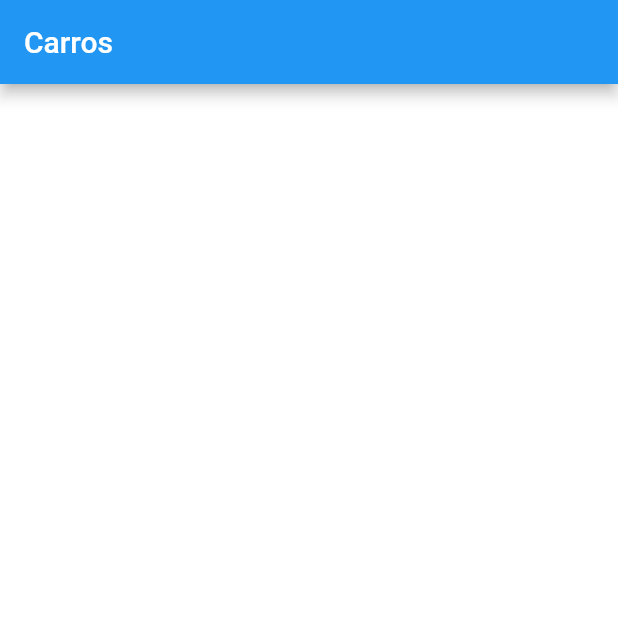
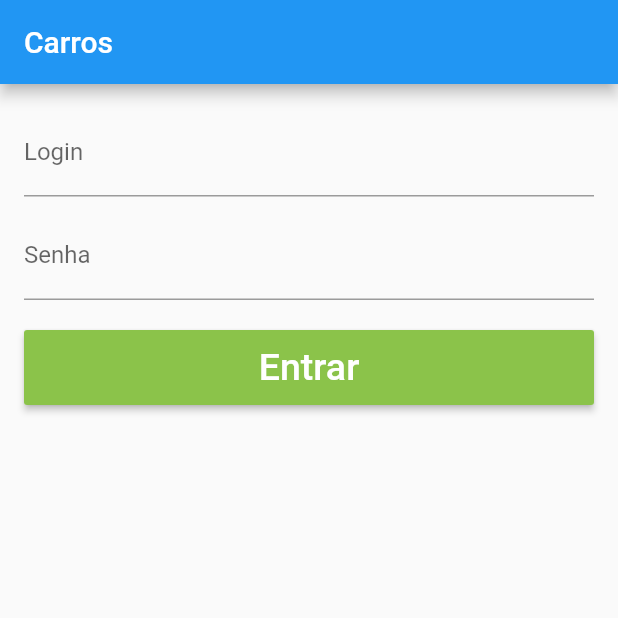
Before and after one commit to Leonardob14/flutterCarros, a Flutter app: the screen it shows after launch, on a phone screen of 412 x 824 dp, the top half of it. Run offline on Flutter 3.47's test engine with Material 2 defaults, Android fonts, the phone set to English and light mode, and no system bars.

Commit message:
validate login

```diff
--- a/carros/lib/pages/login_page.dart
+++ b/carros/lib/pages/login_page.dart
@@ -1,6 +1,12 @@
 import 'package:flutter/material.dart';
+import 'package:flutter/painting.dart';
+import 'package:flutter/widgets.dart';
 
 class LoginPage extends StatelessWidget {
+  final _tLogin = TextEditingController();
+  final _tSenha = TextEditingController();
+  final _formKey = GlobalKey<FormState>();
+
   @override
   Widget build(BuildContext context) {
     return Scaffold(
@@ -12,8 +18,84 @@ class LoginPage extends StatelessWidget {
   }
 
   _body() {
-    return Container(
-      color: Colors.white,
+    return Form(
+      key: _formKey,
+      child: Container(
+        padding: EdgeInsets.all(16),
+        child: ListView(
+          children: <Widget>[
+            _text("Login","Informe o login", controller: _tLogin, validator: _validadeLogin),
+            SizedBox(height: 10),
+           _text("Senha","Digite sua senha",
+             controller: _tSenha, password: true, validator: _validadeSenha ),
+            SizedBox(height: 20,),
+            _button("Entrar", _onClickLogin)
+          ],
+        ),
+      ),
     );
   }
+
+   _text(String label, String hint,{bool password = false, TextEditingController controller,FormFieldValidator<String> validator}) {
+    return TextFormField(
+      controller: controller,
+      obscureText: password ,
+          validator: validator,
+          decoration: InputDecoration(
+            labelText: label,
+            labelStyle: TextStyle(
+              fontSize: 16,
+//                color: Colors.white
+            ),
+            hintText: hint,
+            hintStyle: TextStyle(
+                fontSize: 12
+            ),
+          ),
+        );
+  }
+
+  Container _button(text, Function onPressed) {
+    return Container(
+      height: 50,
+      child: RaisedButton(
+        color: Colors.lightGreen,
+        child: Text(
+          text,
+          style: TextStyle(
+            color: Colors.white,
+            fontSize: 25,
+          ),
+        ),
+        onPressed: onPressed,
+      ),
+    );
+  }
+
+  void _onClickLogin() {
+    bool formOk = _formKey.currentState.validate();
+    if(! formOk){
+      return;
+    }
+
+    String login = _tLogin.text;
+    String senha = _tSenha.text;
+
+    print("Login: $login, Senha: $senha");
+  }
+
+  String _validadeLogin(String text) {
+      if(text.isEmpty){
+        return "Digite o login";
+      }
+      return null;
+    }
+
+  String _validadeSenha(String text) {
+    if(text.isEmpty){
+      return "Digite a senha";
+    }
+    return null;
+  }
+
 }
```
